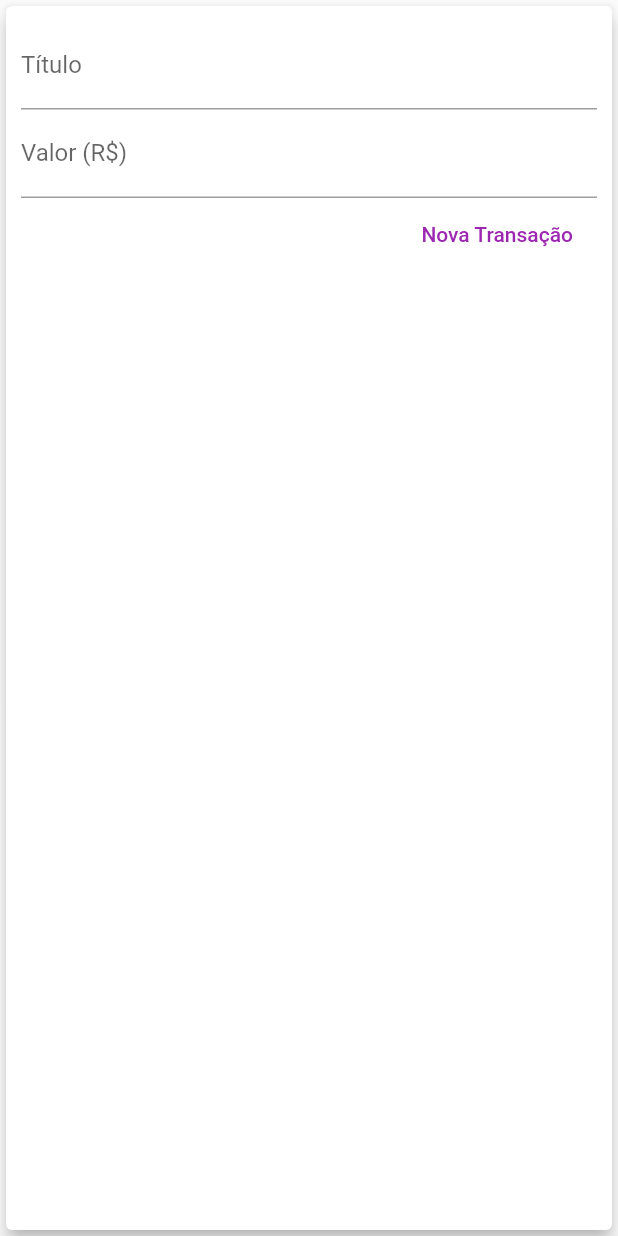
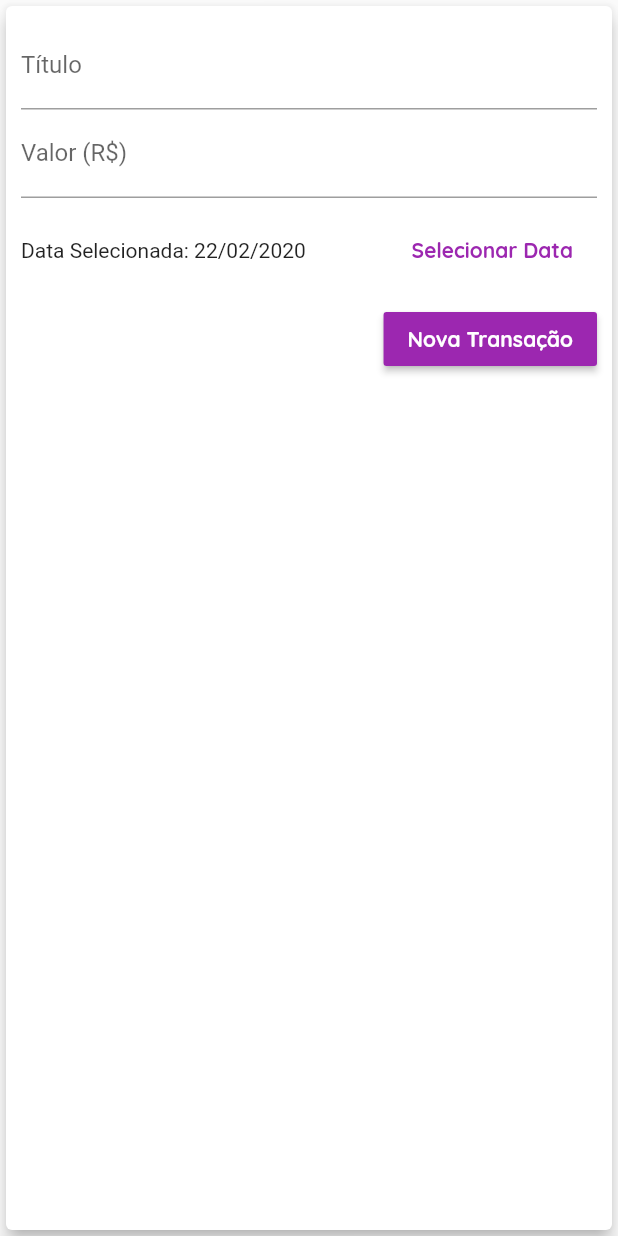
Before and after one commit to AdeilsonESilva/coder-dart, a Flutter app: the TransactionForm widget shown alone on an empty page, opened directly with empty values, on a phone screen of 412 x 824 dp. Run offline on Flutter 3.47's test engine with Material 2 defaults, Android fonts, the phone set to English and light mode, and no system bars.

Commit message:
- Adicionando tema para o botão - Passando data como parametro ao adicionar uma transação - Validando se existe valor na semana - DatePicker para selecionar a data da despesa

```diff
--- a/lib/components/chart.dart
+++ b/lib/components/chart.dart
@@ -54,8 +54,9 @@ class Chart extends StatelessWidget {
                     child: ChartBar(
                       label: transaction['day'],
                       value: transaction['value'],
-                      percentage:
-                          (transaction['value'] as double) / _weekTotalValue,
+                      percentage: _weekTotalValue == 0
+                          ? 0
+                          : (transaction['value'] as double) / _weekTotalValue,
                     ),
                   ))
               .toList(),
--- a/lib/components/transaction_form.dart
+++ b/lib/components/transaction_form.dart
@@ -1,7 +1,8 @@
 import 'package:flutter/material.dart';
+import 'package:intl/intl.dart';
 
 class TransactionForm extends StatefulWidget {
-  final void Function(String, double) onSubmit;
+  final void Function(String, double, DateTime) onSubmit;
 
   TransactionForm(this.onSubmit);
 
@@ -10,17 +11,31 @@ class TransactionForm extends StatefulWidget {
 }
 
 class _TransactionFormState extends State<TransactionForm> {
-  final titleController = TextEditingController();
-
-  final valueController = TextEditingController();
+  final _titleController = TextEditingController();
+  final _valueController = TextEditingController();
+  DateTime _selectedDate = DateTime.now();
 
   _submitForm() {
-    final title = titleController.text;
-    final value = double.tryParse(valueController.text) ?? 0;
+    final title = _titleController.text;
+    final value = double.tryParse(_valueController.text) ?? 0;
 
-    if (title.isEmpty || value <= 0) return;
+    if (title.isEmpty || value <= 0 || _selectedDate == null) return;
 
-    widget.onSubmit(title, value);
+    widget.onSubmit(title, value, _selectedDate);
+  }
+
+  _showDatePicker() async {
+    final selectedDate = await showDatePicker(
+      context: context,
+      initialDate: DateTime.now(),
+      firstDate: DateTime.now().subtract(
+        Duration(days: 365),
+      ),
+      lastDate: DateTime.now(),
+    );
+    setState(() {
+      _selectedDate = selectedDate;
+    });
   }
 
   @override
@@ -33,24 +48,49 @@ class _TransactionFormState extends State<TransactionForm> {
           children: <Widget>[
             TextField(
               decoration: InputDecoration(labelText: 'Título'),
-              controller: titleController,
+              controller: _titleController,
               onSubmitted: (_) => _submitForm(),
             ),
             TextField(
               decoration: InputDecoration(labelText: 'Valor (R\$)'),
-              controller: valueController,
+              controller: _valueController,
               keyboardType: TextInputType.numberWithOptions(
                 decimal: true,
               ),
               onSubmitted: (_) => _submitForm(),
             ),
+            Container(
+              height: 70,
+              child: Row(
+                children: <Widget>[
+                  Expanded(
+                    child: Text(
+                      _selectedDate == null
+                          ? 'Nenhuma data selecionada!'
+                          : 'Data Selecionada: ${DateFormat('dd/MM/y').format(_selectedDate)}',
+                    ),
+                  ),
+                  FlatButton(
+                    textColor: Theme.of(context).primaryColor,
+                    onPressed: _showDatePicker,
+                    child: Text(
+                      'Selecionar Data',
+                      style: TextStyle(
+                        fontWeight: FontWeight.bold,
+                      ),
+                    ),
+                  ),
+                ],
+              ),
+            ),
             Row(
               mainAxisAlignment: MainAxisAlignment.end,
               children: <Widget>[
-                FlatButton(
+                RaisedButton(
+                  color: Theme.of(context).primaryColor,
                   onPressed: _submitForm,
                   child: Text('Nova Transação'),
-                  textColor: Theme.of(context).primaryColor,
+                  textColor: Theme.of(context).textTheme.button.color,
                 ),
               ],
             )
--- a/lib/components/transaction_list.dart
+++ b/lib/components/transaction_list.dart
@@ -46,7 +46,8 @@ class TransactionList extends StatelessWidget {
                       child: Padding(
                         padding: const EdgeInsets.all(6.0),
                         child: FittedBox(
-                          child: Text('R\$${transaction.value}'),
+                          child: Text(
+                              'R\$${transaction.value.toStringAsFixed(2)}'),
                         ),
                       ),
                     ),
```
Also changed, not shown: lib/main.dart (+40 -35 lines).
